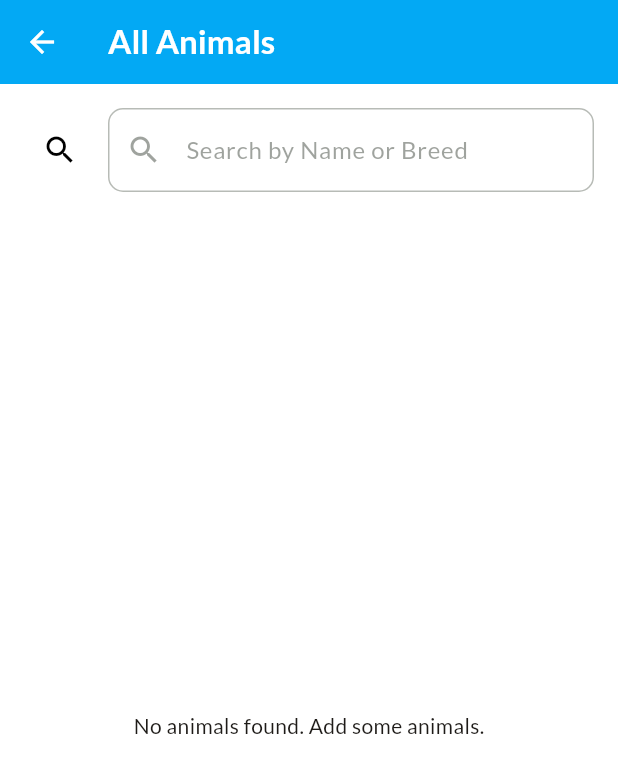
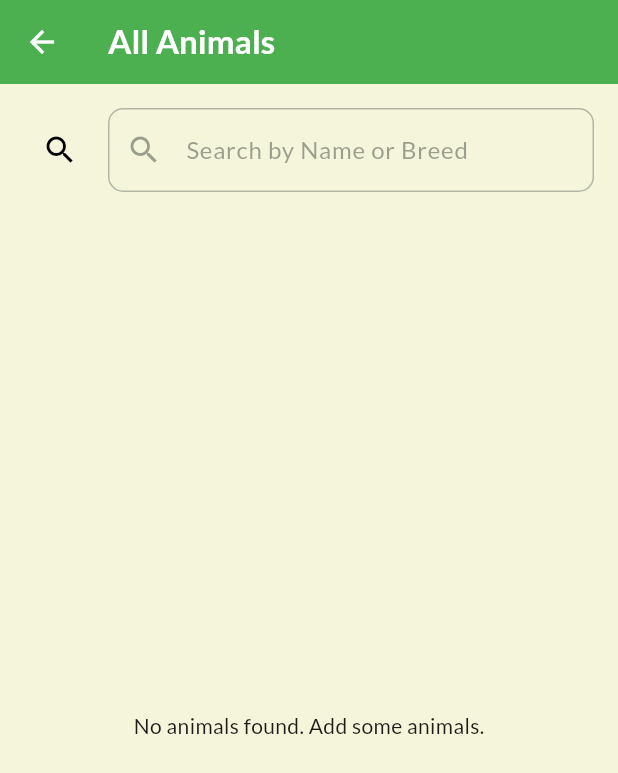
Before and after one commit to Stella-Nyawira/cattleManagementApp, a Flutter app: the screen it shows once a user with an empty profile is signed in, after a tap on "View Animals", on a phone screen of 412 x 824 dp. Shown: the top 773 px of the screen. Run offline on Flutter 3.47's test engine with Material 3 defaults, Android fonts, the light colour scheme and no system bars; our stand-ins replace badges, cached_network_image, cloud_firestore, firebase_auth, firebase_core, firebase_storage and 8 more; accounts and stored records are empty; network calls fail.

Commit message:
Working on the themingp

```diff
--- a/lib/model/milkProduction_record_model.dart
+++ b/lib/model/milkProduction_record_model.dart
@@ -3,21 +3,40 @@ import 'package:cloud_firestore/cloud_firestore.dart';
 class MilkProductionRecord {
   final String id;
   final DateTime date;
-  final double quantity; // <-- Make sure this exists!
+  final double morning;
+  final double afternoon;
+  final double evening;
   final String? notes;
 
-  MilkProductionRecord({required this.id, required this.date, required this.quantity, this.notes});
+  MilkProductionRecord({
+    required this.id,
+    required this.date,
+    required this.morning,
+    required this.afternoon,
+    required this.evening,
+    this.notes,
+  });
 
   factory MilkProductionRecord.fromMap(Map<String, dynamic> map, String documentId) {
     return MilkProductionRecord(
       id: documentId,
       date: (map['date'] as Timestamp).toDate(),
-      quantity: (map['quantity'] as num).toDouble(), // <-- parsing here too
-      notes: map['notes'] as String?,
+      morning: (map['morning'] != null) ? (map['morning'] as num).toDouble() : 0.0,
+      afternoon: (map['afternoon'] != null) ? (map['afternoon'] as num).toDouble() : 0.0,
+      evening: (map['evening'] != null) ? (map['evening'] as num).toDouble() : 0.0,
+      notes: map['note'] as String?,
     );
   }
 
   Map<String, dynamic> toMap() {
-    return {'date': Timestamp.fromDate(date), 'quantity': quantity, 'notes': notes};
+    return {
+      'date': Timestamp.fromDate(date),
+      'morning': morning,
+      'afternoon': afternoon,
+      'evening': evening,
+      'note': notes,
+    };
   }
+
+  double get total => morning + afternoon + evening;
 }
--- a/lib/pages/homepage.dart
+++ b/lib/pages/homepage.dart
@@ -2,6 +2,7 @@ import 'package:cattle_managementapp/auth/sign_in_page.dart';
 import 'package:cattle_managementapp/controllers/animalRecords_controller.dart';
 import 'package:cattle_managementapp/controllers/auth_controller.dart';
 import 'package:cattle_managementapp/controllers/transactions_controller.dart';
+import 'package:cattle_managementapp/pages/milk_overview_page.dart';
 import 'package:cattle_managementapp/pages/profits_overview_page.dart';
 import 'package:cattle_managementapp/utils/dashBoard_cards.dart';
 import 'package:cattle_managementapp/widgets/add_animals.dart';
@@ -23,7 +24,7 @@ class Homepage extends StatelessWidget {
     return Scaffold(
       appBar: AppBar(
         title: Text("Cattle Manager", style: TextStyle(color: Colors.white, fontSize: 20, fontWeight: FontWeight.bold)),
-        backgroundColor: Colors.green[700],
+        // backgroundColor: Colors.green[700],
         actions: [
           Obx(() {
             if (authController.user.value != null) {
@@ -50,35 +51,21 @@ class Homepage extends StatelessWidget {
         child: Column(
           children: [
             Container(
-              padding: const EdgeInsets.symmetric(vertical: 6, horizontal: 8),
+              padding: const EdgeInsets.symmetric(vertical: 12, horizontal: 16),
               decoration: BoxDecoration(
                 color: Colors.green[50],
                 borderRadius: BorderRadius.circular(10),
                 border: Border.all(color: Colors.green.shade100),
               ),
-              child: Column(
-                mainAxisSize: MainAxisSize.min,
-                children: [
-                  Row(
+              child: Row(
                 mainAxisAlignment: MainAxisAlignment.spaceBetween,
                 children: [
                   Obx(() => buildSummaryItems("Livestock", "${animalRecordsController.totalAnimals.value} Cows")),
-                      buildSummaryItems("Next Vaccine", "3 days"),
-                    ],
-                  ),
-                  SizedBox(height: 4),
-                  Row(
-                    mainAxisAlignment: MainAxisAlignment.spaceBetween,
-                    children: [
                   Obx(
                     () => buildSummaryItems(
                       "This month profit",
-                          transactionsController.currentMonthProfit.toStringAsFixed(0),
+                      "\$${transactionsController.currentMonthProfit.toStringAsFixed(0)}",
                     ),
-                      ),
-
-                      buildSummaryItems("Today's Milk", "13.6L"),
-                    ],
                   ),
                 ],
               ),
@@ -97,7 +84,11 @@ class Homepage extends StatelessWidget {
                       Navigator.push(context, MaterialPageRoute(builder: (_) => ViewAnimalsPage()));
                     },
                   ),
-                  DashboardCard(title: "Milk Records", icon: Icons.local_drink),
+                  DashboardCard(
+                    title: "Milk Records",
+                    icon: Icons.local_drink,
+                    onTap: () => Navigator.push(context, MaterialPageRoute(builder: (_) => MilkOverviewPage())),
+                  ),
                   DashboardCard(
                     title: "Profits",
                     icon: Icons.attach_money,
@@ -134,8 +125,8 @@ class Homepage extends StatelessWidget {
       crossAxisAlignment: CrossAxisAlignment.start,
       children: [
         Text(title, style: TextStyle(fontSize: 12, color: Colors.grey[600])),
-        SizedBox(height: 2),
-        Text(value, style: TextStyle(fontSize: 14, fontWeight: FontWeight.bold)),
+        SizedBox(height: 4),
+        Text(value, style: TextStyle(fontSize: 16, fontWeight: FontWeight.bold)),
       ],
     );
   }
--- a/lib/pages/recordTypes_page.dart
+++ b/lib/pages/recordTypes_page.dart
@@ -51,6 +51,7 @@ class RecordTypesPage extends StatelessWidget {
 
     return Scaffold(
       appBar: AppBar(title: Text("$animalName's Records")),
+      backgroundColor: Colors.green[700],
       body: Container(
         padding: const EdgeInsets.all(16.0),
         decoration: BoxDecoration(color: Colors.grey[100]),
--- a/lib/themes/theme.dart
+++ b/lib/themes/theme.dart
@@ -35,9 +35,9 @@ ThemeData lightTheme = ThemeData(
     bodyColor: $styles.colors.black, // Or ColorScheme.onBackground
     displayColor: $styles.colors.black,
   ),
-  scaffoldBackgroundColor: $styles.colors.white, // Basic light background
+  scaffoldBackgroundColor: $styles.colors.surface, // Basic light background
   appBarTheme: AppBarTheme(
-    backgroundColor: Colors.lightBlue, // Or $styles.colors.white.....hapaa
+    backgroundColor: Colors.green, // Or $styles.colors.white.....hapaa
     foregroundColor: $styles.colors.white, // Icons/text on appbar//...................I changed this from black
     elevation: 0,
     scrolledUnderElevation: 0.5,
--- a/lib/widgets/notification_page.dart
+++ b/lib/widgets/notification_page.dart
@@ -15,7 +15,7 @@ class NotificationsPage extends StatelessWidget {
     return Scaffold(
       appBar: AppBar(
         title: Text("Notifications"),
-        backgroundColor: Colors.greenAccent,
+        //backgroundColor: Colors.greenAccent,
         elevation: 4,
         actions: [
           Obx(() {
```
Also changed, not shown: lib/controllers/animalRecords_controller.dart (+47 -2 lines), lib/pages/milkRecords_page.dart (+58 -13 lines), lib/pages/milk_overview_page.dart (added, +91 -0 lines), lib/themes/colors.dart (+14 -14 lines), lib/widgets/events/upcoming_event_page.dart (+60 -49 lines). Lines whose indentation alone changed are shown as unchanged.
